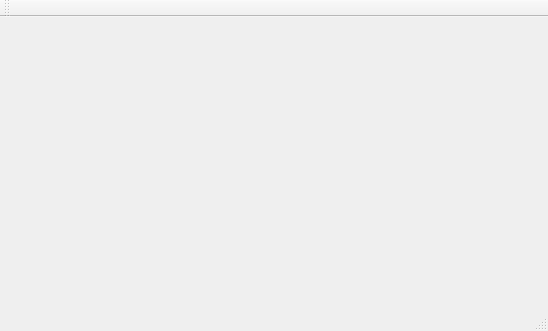
Above: Arthur_Aghajanyan/QT_browser/mainwindow.ui from Galateyta/ITC-10 before the change. Below: the same form after it.
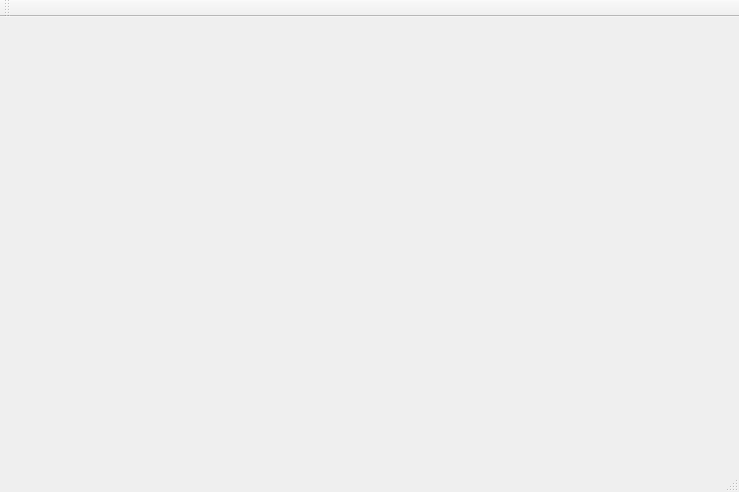
That is the form after the change.

The edit to the form file:
```diff
--- a/Arthur_Aghajanyan/QT_browser/mainwindow.ui
+++ b/Arthur_Aghajanyan/QT_browser/mainwindow.ui
@@ -6,8 +6,8 @@
    <rect>
     <x>0</x>
     <y>0</y>
-    <width>548</width>
-    <height>331</height>
+    <width>739</width>
+    <height>492</height>
    </rect>
   </property>
   <property name="windowTitle">
```
Left out of the diff: 2 changed lines with no effect on the pictures.
